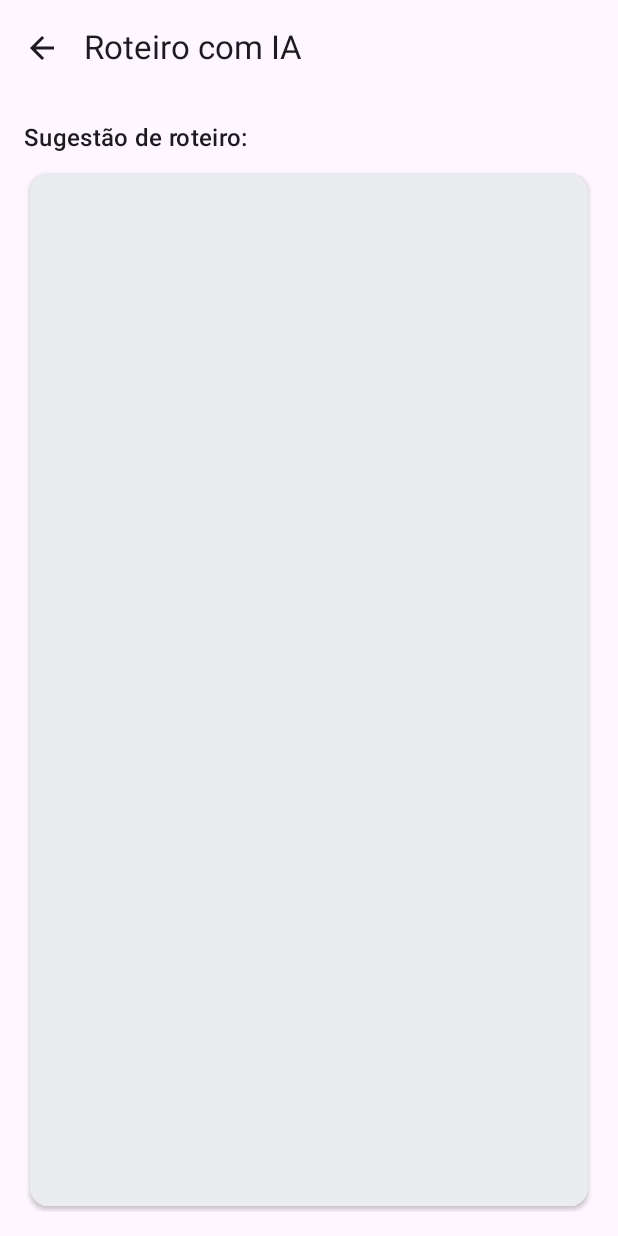
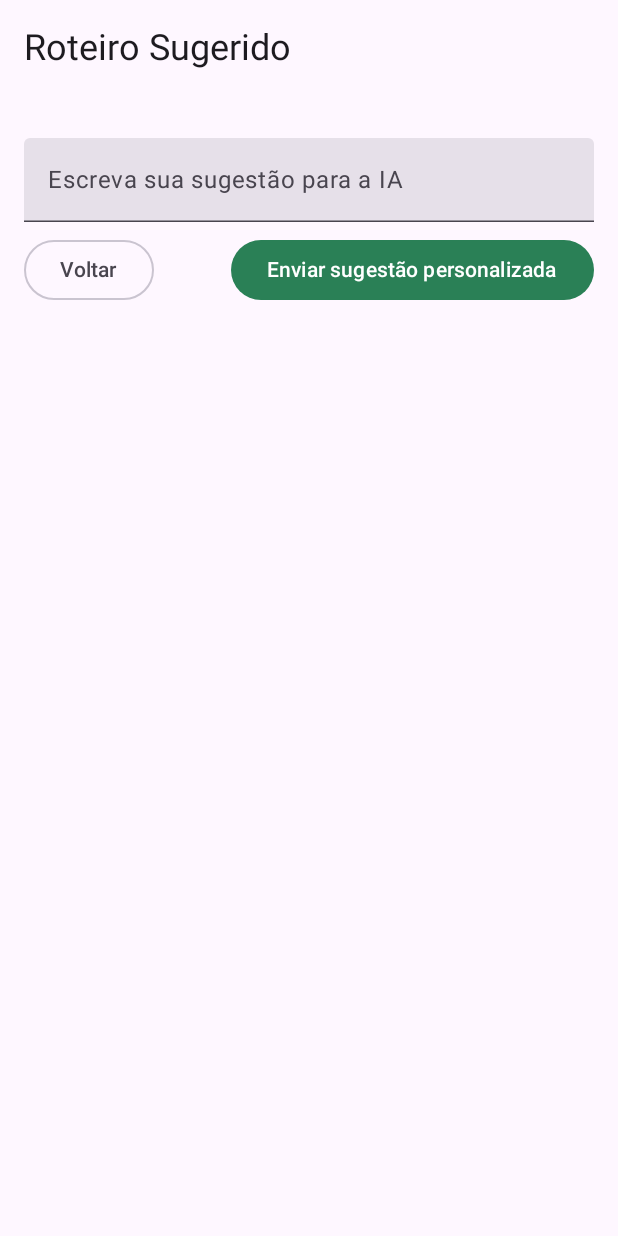
Before and after one commit to SrBauer/muchilar, an Android app built with Jetpack Compose: the composable RoteiroIAScreen called with empty values, on a phone screen of 412 x 824 dp. Run offline under Robolectric (Android 15) with nearby library versions, the phone set to English and light mode, and no system bars.

Commit message:
feature do mochilando

```diff
--- a/app/src/main/java/com/example/mochilar/data/Travel.kt
+++ b/app/src/main/java/com/example/mochilar/data/Travel.kt
@@ -11,5 +11,6 @@ data class Travel(
     val travelType: String,
     val startDate: String,
     val endDate: String,
-    val budget: Double
+    val budget: Double,
+    val roteiroIA: String? = null
 )
--- a/app/src/main/java/com/example/mochilar/data/UserDatabase.kt
+++ b/app/src/main/java/com/example/mochilar/data/UserDatabase.kt
@@ -5,7 +5,7 @@ import androidx.room.Database
 import androidx.room.Room
 import androidx.room.RoomDatabase
 
-@Database(entities = [User::class, Travel::class], version = 2, exportSchema = false)
+@Database(entities = [User::class, Travel::class], version = 3, exportSchema = false)
 abstract class UserDatabase : RoomDatabase() {
     abstract fun userDao(): UserDao
     abstract fun travelDao(): TravelDao
--- a/app/src/main/java/com/example/mochilar/screens/RoteiroIAScreen.kt
+++ b/app/src/main/java/com/example/mochilar/screens/RoteiroIAScreen.kt
@@ -1,59 +1,65 @@
 package com.example.mochilar.screens
 
+import androidx.compose.foundation.layout.*
+import androidx.compose.foundation.rememberScrollState
 import androidx.compose.foundation.verticalScroll
-import androidx.compose.foundation.rememberScrollState
-import androidx.compose.foundation.layout.*
-import androidx.compose.material.icons.Icons
-import androidx.compose.material.icons.filled.ArrowBack
 import androidx.compose.material3.*
-import androidx.compose.runtime.Composable
+import androidx.compose.runtime.*
+import androidx.compose.ui.Alignment
 import androidx.compose.ui.Modifier
 import androidx.compose.ui.unit.dp
 
-@OptIn(ExperimentalMaterial3Api::class)
 @Composable
-fun RoteiroIAScreen(roteiro: String, onBack: () -> Unit) {
-    val scrollState = rememberScrollState()
+fun RoteiroIAScreen(
+    roteiro: String,
+    onBack: () -> Unit,
+    onNovaSugestao: (String) -> Unit
+) {
+    var sugestaoUsuario by remember { mutableStateOf("") }
 
-    Scaffold(
-        topBar = {
-            TopAppBar(
-                title = { Text("Roteiro com IA") },
-                navigationIcon = {
-                    IconButton(onClick = onBack) {
-                        Icon(Icons.Default.ArrowBack, contentDescription = "Voltar")
-                    }
-                }
-            )
-        }
-    ) { padding ->
     Column(
         modifier = Modifier
-                .padding(padding)
+            .fillMaxSize()
             .padding(16.dp)
-                .fillMaxSize()
+            .verticalScroll(rememberScrollState())
     ) {
         Text(
-                text = "Sugestão de roteiro:",
-                style = MaterialTheme.typography.titleMedium,
+            text = "Roteiro Sugerido",
+            style = MaterialTheme.typography.headlineSmall,
             modifier = Modifier.padding(bottom = 8.dp)
         )
 
-            Surface(
-                tonalElevation = 4.dp,
-                shadowElevation = 2.dp,
-                shape = MaterialTheme.shapes.medium,
-                modifier = Modifier
-                    .fillMaxSize()
-                    .verticalScroll(scrollState)
-                    .padding(4.dp)
-            ) {
         Text(
             text = roteiro,
-                    style = MaterialTheme.typography.bodyLarge,
+            style = MaterialTheme.typography.bodyMedium,
             modifier = Modifier
-                        .padding(16.dp)
+                .fillMaxWidth()
+                .padding(bottom = 16.dp)
         )
+
+        TextField(
+            value = sugestaoUsuario,
+            onValueChange = { sugestaoUsuario = it },
+            label = { Text("Escreva sua sugestão para a IA") },
+            modifier = Modifier
+                .fillMaxWidth()
+                .padding(bottom = 8.dp)
+        )
+
+        Row(
+            horizontalArrangement = Arrangement.SpaceBetween,
+            modifier = Modifier.fillMaxWidth()
+        ) {
+            OutlinedButton(onClick = onBack) {
+                Text("Voltar")
+            }
+
+            Button(onClick = {
+                if (sugestaoUsuario.isNotBlank()) {
+                    onNovaSugestao(sugestaoUsuario)
+                }
+            }) {
+                Text("Enviar sugestão personalizada")
             }
         }
     }
```
Also changed, not shown: app/src/main/java/com/example/mochilar/screens/AppFragmentNavigation.kt (+9 -4 lines), app/src/main/java/com/example/mochilar/screens/HomeScreen.kt (+52 -19 lines), app/src/main/java/com/example/mochilar/viewmodel/TravelViewModel.kt (+71 -24 lines). Lines whose indentation alone changed are shown as unchanged.
